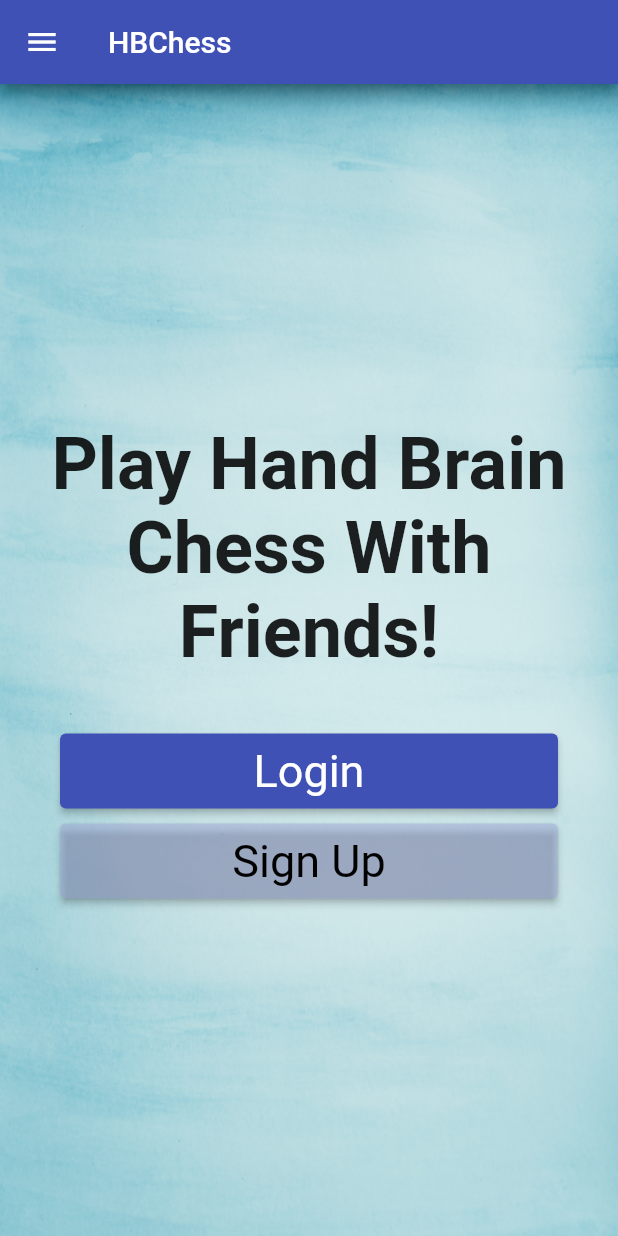
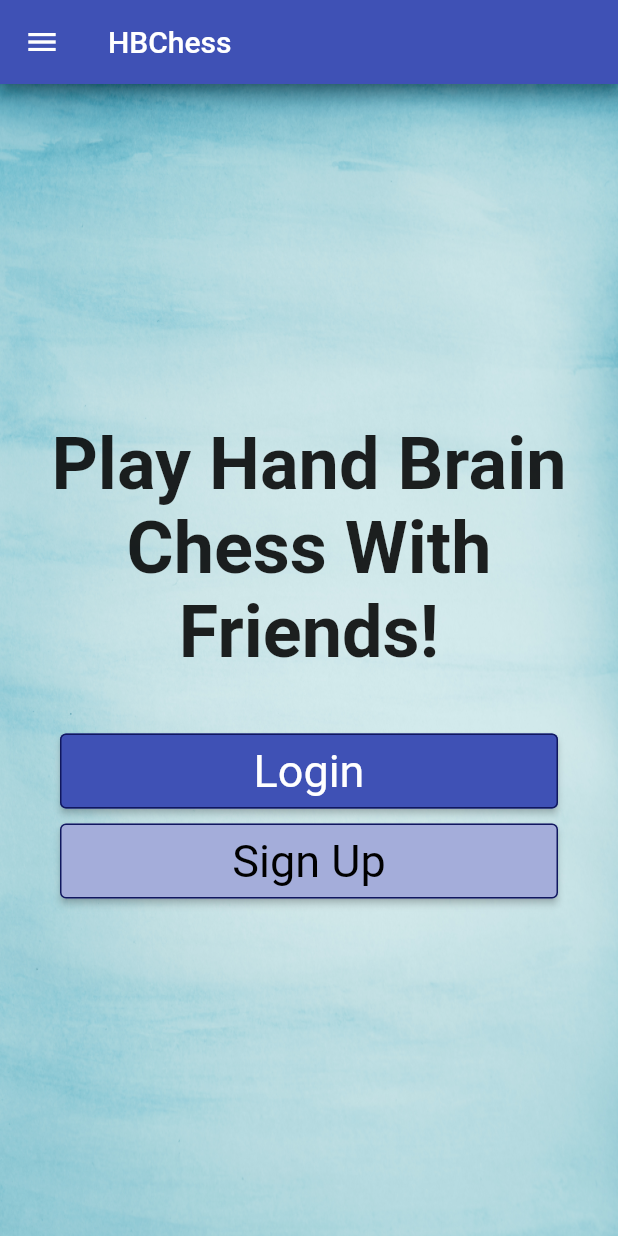
Before and after one commit to jonathandieu/hbchess-mobile, a Flutter app: the screen it shows after launch, on a phone screen of 412 x 824 dp. Run offline on Flutter 3.47's test engine with Material 2 defaults, Android fonts, the phone set to English and light mode, and no system bars; our stand-ins replace flutter_secure_storage, jwt_decoder.

Commit message:
Edited button styles

```diff
--- a/lib/screens/home.dart
+++ b/lib/screens/home.dart
@@ -92,7 +92,7 @@ class _MyHomePageState extends State<MyHomePage> {
                   Column(
                     children: [
                       createbutton('Login', '/login', Colors.indigo, Colors.white),
-                      createbutton('Sign Up', '/register', Color.fromARGB(118, 159, 168, 218), Colors.black),
+                      createbutton('Sign Up', '/register', Color.fromARGB(255, 164, 173, 218), Colors.black),
                     ],
                   ),
                 ],
@@ -136,12 +136,13 @@ class _MyHomePageState extends State<MyHomePage> {
             minimumSize: const Size.fromHeight(50),
             primary: color,
             onPrimary: textColor,
+            side: const BorderSide(
+                width: 1,
+                color: Color.fromARGB(255, 16, 23, 94),
+                style: BorderStyle.solid,
+            ),
           ),
           onPressed: () {
-            //Navigator.push(
-            //  context,
-            //  MaterialPageRoute(builder: (context) => pageToShow),
-            //);
             Navigator.pushNamed(context, route);
           },
           child: Text(label),
```
